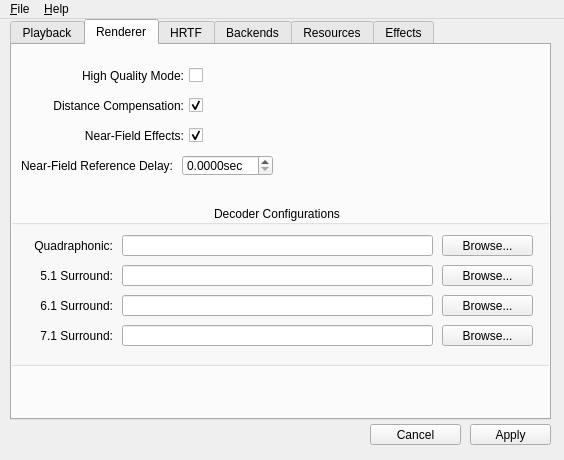
The window that utils/alsoft-config/mainwindow.ui (deepin-community/openal-soft) describes before a commit, drawn with Qt 5.
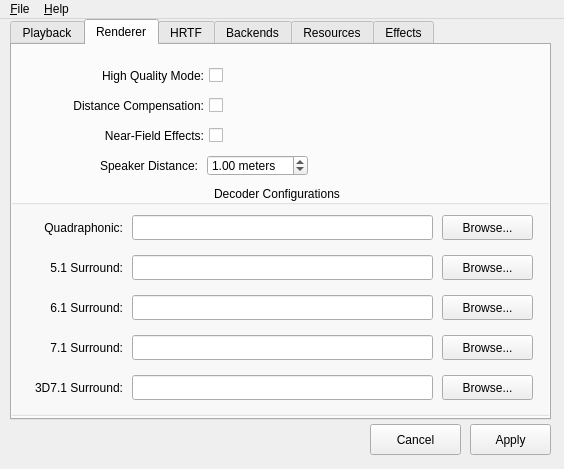
The same window after the commit. The open tabs and pages were chosen to show the change. Icons and pictures are not drawn.

Patch:
```diff
--- a/utils/alsoft-config/mainwindow.ui
+++ b/utils/alsoft-config/mainwindow.ui
@@ -7,7 +7,7 @@
     <x>0</x>
     <y>0</y>
     <width>564</width>
-    <height>460</height>
+    <height>469</height>
    </rect>
   </property>
   <property name="minimumSize">
@@ -31,7 +31,7 @@
       <x>470</x>
       <y>405</y>
       <width>81</width>
-      <height>21</height>
+      <height>31</height>
      </rect>
     </property>
     <property name="text">
@@ -611,7 +611,7 @@
      <widget class="QCheckBox" name="decoderHQModeCheckBox">
       <property name="geometry">
        <rect>
-        <x>10</x>
+        <x>30</x>
         <y>20</y>
         <width>181</width>
         <height>21</height>
@@ -635,7 +635,7 @@
      <widget class="QCheckBox" name="decoderDistCompCheckBox">
       <property name="geometry">
        <rect>
-        <x>10</x>
+        <x>30</x>
         <y>50</y>
         <width>181</width>
         <height>21</height>
@@ -655,7 +655,7 @@
       <property name="text">
        <string>Distance Compensation:</string>
       </property>
-      <property name="checked">
+      <property name="tristate">
        <bool>true</bool>
       </property>
      </widget>
@@ -663,9 +663,9 @@
       <property name="geometry">
        <rect>
         <x>-10</x>
-        <y>160</y>
+        <y>140</y>
         <width>551</width>
-        <height>161</height>
+        <height>231</height>
        </rect>
       </property>
       <property name="title">
@@ -677,10 +677,10 @@
       <widget class="QLineEdit" name="decoderQuadLineEdit">
        <property name="geometry">
         <rect>
-         <x>120</x>
+         <x>130</x>
          <y>30</y>
-         <width>311</width>
-         <height>21</height>
+         <width>301</width>
+         <height>25</height>
         </rect>
        </property>
       </widget>
@@ -689,8 +689,8 @@
         <rect>
          <x>20</x>
          <y>30</y>
-         <width>91</width>
-         <height>21</height>
+         <width>101</width>
+         <height>25</height>
         </rect>
        </property>
        <property name="text">
@@ -706,7 +706,7 @@
          <x>440</x>
          <y>30</y>
          <width>91</width>
-         <height>21</height>
+         <height>25</height>
         </rect>
        </property>
        <property name="text">
@@ -716,10 +716,10 @@
       <widget class="QLineEdit" name="decoder51LineEdit">
        <property name="geometry">
         <rect>
-         <x>120</x>
-         <y>60</y>
-         <width>311</width>
-         <height>21</height>
+         <x>130</x>
+         <y>70</y>
+         <width>301</width>
+         <height>25</height>
         </rect>
        </property>
       </widget>
@@ -727,9 +727,9 @@
        <property name="geometry">
         <rect>
          <x>440</x>
-         <y>60</y>
+         <y>70</y>
          <width>91</width>
-         <height>21</height>
+         <height>25</height>
         </rect>
        </property>
        <property name="text">
@@ -740,9 +740,9 @@
        <property name="geometry">
         <rect>
          <x>20</x>
-         <y>60</y>
-         <width>91</width>
-         <height>21</height>
+         <y>70</y>
+         <width>101</width>
+         <height>25</height>
         </rect>
        </property>
        <property name="text">
@@ -756,9 +756,9 @@
        <property name="geometry">
         <rect>
          <x>20</x>
-         <y>90</y>
-         <width>91</width>
-         <height>21</height>
+         <y>110</y>
+         <width>101</width>
+         <height>25</height>
         </rect>
        </property>
        <property name="text">
@@ -771,10 +771,10 @@
       <widget class="QLineEdit" name="decoder61LineEdit">
        <property name="geometry">
         <rect>
-         <x>120</x>
-         <y>90</y>
-         <width>311</width>
-         <height>21</height>
+         <x>130</x>
+         <y>110</y>
+         <width>301</width>
+         <height>25</height>
         </rect>
        </property>
       </widget>
@@ -782,9 +782,9 @@
        <property name="geometry">
         <rect>
          <x>440</x>
-         <y>90</y>
+         <y>110</y>
          <width>91</width>
-         <height>21</height>
+         <height>25</height>
         </rect>
        </property>
        <property name="text">
@@ -795,9 +795,9 @@
        <property name="geometry">
         <rect>
          <x>440</x>
-         <y>120</y>
+         <y>150</y>
          <width>91</width>
-         <height>21</height>
+         <height>25</height>
         </rect>
        </property>
        <property name="text">
@@ -807,10 +807,10 @@
       <widget class="QLineEdit" name="decoder71LineEdit">
        <property name="geometry">
         <rect>
-         <x>120</x>
-         <y>120</y>
-         <width>311</width>
-         <height>21</height>
+         <x>130</x>
+         <y>150</y>
+         <width>301</width>
+         <height>25</height>
         </rect>
        </property>
       </widget>
@@ -818,9 +818,9 @@
        <property name="geometry">
         <rect>
          <x>20</x>
-         <y>120</y>
-         <width>91</width>
-         <height>21</height>
+         <y>150</y>
+         <width>101</width>
+         <height>25</height>
         </rect>
        </property>
        <property name="text">
@@ -830,11 +830,50 @@
         <set>Qt::AlignRight|Qt::AlignTrailing|Qt::AlignVCenter</set>
        </property>
       </widget>
+      <widget class="QLabel" name="label_33">
+       <property name="geometry">
+        <rect>
+         <x>20</x>
+         <y>190</y>
+         <width>101</width>
+         <height>25</height>
+        </rect>
+       </property>
+       <property name="text">
+        <string>3D7.1 Surround:</string>
+       </property>
+       <property name="alignment">
+        <set>Qt::AlignRight|Qt::AlignTrailing|Qt::AlignVCenter</set>
+       </property>
+      </widget>
+      <widget class="QLineEdit" name="decoder3D71LineEdit">
+       <property name="geometry">
+        <rect>
+         <x>130</x>
+         <y>190</y>
+         <width>301</width>
+         <height>25</height>
+        </rect>
+       </property>
+      </widget>
+      <widget class="QPushButton" name="decoder3D71Button">
+       <property name="geometry">
+        <rect>
+         <x>440</x>
+         <y>190</y>
+         <width>91</width>
+         <height>25</height>
+        </rect>
+       </property>
+       <property name="text">
+        <string>Browse...</string>
+       </property>
+      </widget>
      </widget>
      <widget class="QCheckBox" name="decoderNFEffectsCheckBox">
       <property name="geometry">
        <rect>
-        <x>10</x>
+        <x>30</x>
         <y>80</y>
         <width>181</width>
         <height>21</height>
@@ -856,16 +895,16 @@
       <property name="text">
        <string>Near-Field Effects:</string>
       </property>
-      <property name="checked">
+      <property name="tristate">
        <bool>true</bool>
       </property>
      </widget>
      <widget class="QWidget" name="widget_3" native="true">
       <property name="geometry">
        <rect>
-        <x>-10</x>
+        <x>30</x>
         <y>110</y>
-        <width>281</width>
+        <width>471</width>
         <height>21</height>
        </rect>
       </property>
@@ -883,14 +922,14 @@
       <widget class="QLabel" name="label_27">
        <property name="geometry">
         <rect>
-         <x>20</x>
+         <x>45</x>
          <y>0</y>
-         <width>151</width>
+         <width>111</width>
          <height>21</height>
         </rect>
        </property>
        <property name="text">
-        <string>Near-Field Reference Delay:</string>
+        <string>Speaker Distance:</string>
        </property>
        <property name="alignment">
         <set>Qt::AlignRight|Qt::AlignTrailing|Qt::AlignVCenter</set>
@@ -899,24 +938,30 @@
       <widget class="QDoubleSpinBox" name="decoderNFRefDelaySpinBox">
        <property name="geometry">
         <rect>
-         <x>180</x>
+         <x>165</x>
          <y>0</y>
-         <width>91</width>
+         <width>101</width>
          <height>21</height>
         </rect>
        </property>
        <property name="suffix">
-        <string>sec</string>
+        <string> meters</string>
        </property>
        <property name="decimals">
-        <number>4</number>
+        <number>2</number>
+       </property>
+       <property name="minimum">
+        <double>0.100000000000000</double>
        </property>
        <property name="maximum">
-        <double>1000.000000000000000</double>
+        <double>10.000000000000000</double>
        </property>
        <property name="singleStep">
         <double>0.010000000000000</double>
        </property>
+       <property name="value">
+        <double>1.000000000000000</double>
+       </property>
       </widget>
      </widget>
     </widget>
@@ -2329,7 +2374,7 @@
       <x>370</x>
       <y>405</y>
       <width>91</width>
-      <height>21</height>
+      <height>31</height>
      </rect>
     </property>
     <property name="text">
```
Left out of the diff: 501 changed lines with no effect on the pictures.
